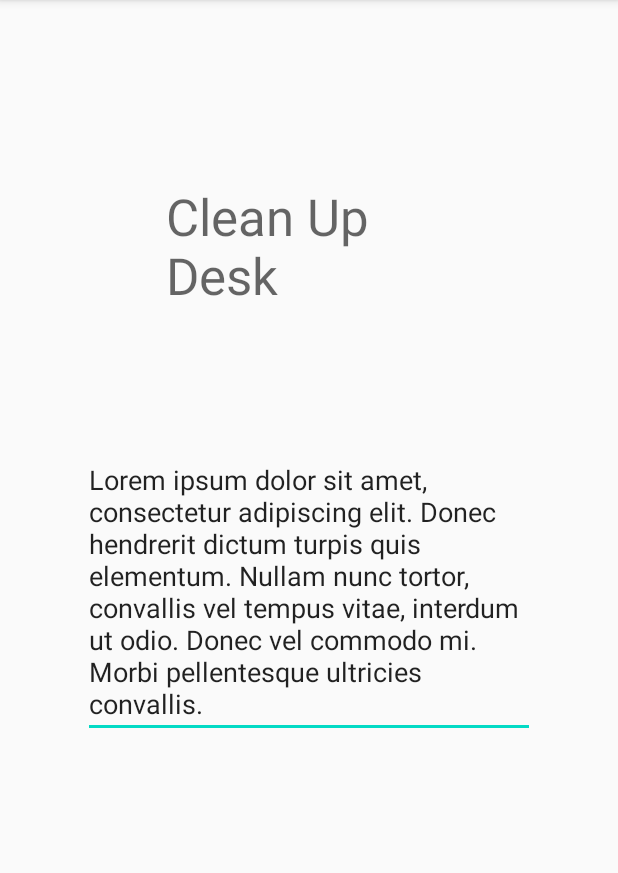
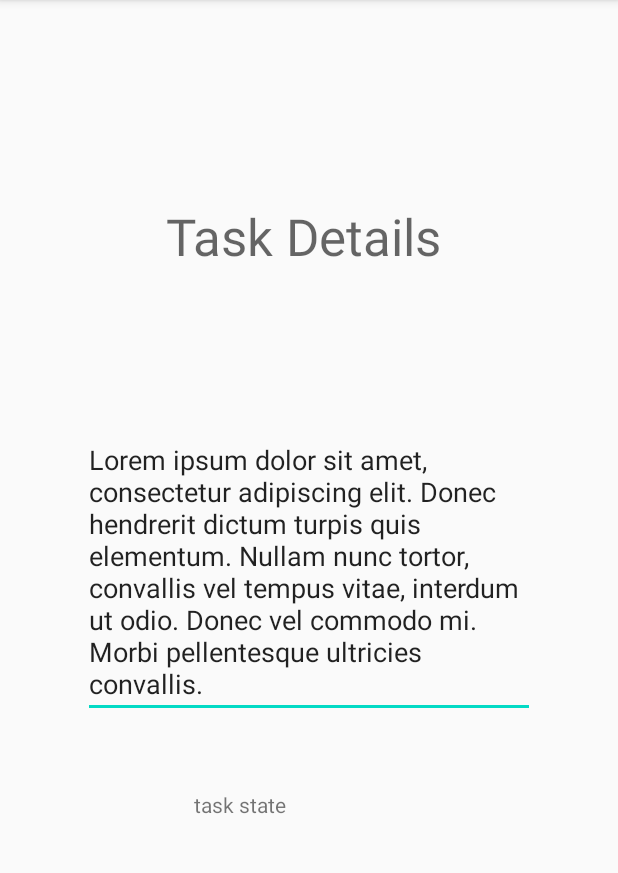
Before and after one commit to KrystianFH/taskmaster, an Android app: the TaskDetail screen opened directly, with no data from a screen before it, on a phone screen of 412 x 824 dp, the part 84-957 px from its top. Run offline under Robolectric (Android 15) with nearby library versions, the phone set to English and light mode, and no system bars; 6 statements that could not run were skipped.

```diff
--- a/app/src/main/java/com/krystianfh/taskmaster/TaskDetail.java
+++ b/app/src/main/java/com/krystianfh/taskmaster/TaskDetail.java
@@ -2,6 +2,7 @@ package com.krystianfh.taskmaster;
 
 import androidx.appcompat.app.AppCompatActivity;
 
+import android.content.Intent;
 import android.content.SharedPreferences;
 import android.os.Bundle;
 import android.preference.PreferenceManager;
@@ -14,10 +15,23 @@ public class TaskDetail extends AppCompatActivity {
         super.onCreate(savedInstanceState);
         setContentView(R.layout.activity_task_detail);
 
-        TextView taskDetailPageHeader = TaskDetail.this.findViewById(R.id.taskDetailPageHeader);
-        SharedPreferences preferences = PreferenceManager.getDefaultSharedPreferences(this);
-        String displayTaskTitle = preferences.getString("taskName", "taskDetails");
-        taskDetailPageHeader.setText(displayTaskTitle);
+//        TextView taskDetailPageHeader = TaskDetail.this.findViewById(R.id.taskDetailPageHeader);
+//        SharedPreferences preferences = PreferenceManager.getDefaultSharedPreferences(this);
+//        String displayTaskTitle = preferences.getString("taskName", "taskDetails");
+//        taskDetailPageHeader.setText(displayTaskTitle);
+
+        Intent intent = getIntent();
+        System.out.println(intent.getExtras().getString("taskTitle"));
+        System.out.println(intent.getExtras().getString("taskDetails"));
+        System.out.println(intent.getExtras().getString("taskState"));
+
+        TextView taskTitleTextView = TaskDetail.this.findViewById(R.id.taskDetailPageHeader);
+        TextView taskDetailsTextView = TaskDetail.this.findViewById(R.id.taskDescriptionTextView);
+        TextView taskStateTextView = TaskDetail.this.findViewById(R.id.taskStatusTextView);
+
+        taskTitleTextView.setText(intent.getExtras().getString("taskTitle"));
+        taskDetailsTextView.setText(intent.getExtras().getString("taskDetails"));
+        taskStateTextView.setText(intent.getExtras().getString("taskState"));
     }
 
 }
--- a/app/src/main/res/layout/activity_task_detail.xml
+++ b/app/src/main/res/layout/activity_task_detail.xml
@@ -13,14 +13,14 @@
         android:layout_marginTop="45dp"
         android:text="Task Details"
         android:textAppearance="@style/TextAppearance.AppCompat.Display1"
-        app:layout_constraintBottom_toTopOf="@+id/editTextTextMultiLine"
+        app:layout_constraintBottom_toTopOf="@+id/taskDescriptionTextView"
         app:layout_constraintEnd_toEndOf="parent"
         app:layout_constraintHorizontal_bias="0.497"
         app:layout_constraintStart_toStartOf="parent"
         app:layout_constraintTop_toTopOf="parent" />
 
     <EditText
-        android:id="@+id/editTextTextMultiLine"
+        android:id="@+id/taskDescriptionTextView"
         android:layout_width="301dp"
         android:layout_height="wrap_content"
         android:layout_marginTop="15dp"
@@ -33,4 +33,14 @@
         app:layout_constraintEnd_toEndOf="parent"
         app:layout_constraintStart_toStartOf="parent"
         app:layout_constraintTop_toBottomOf="@+id/taskDetailPageHeader" />
+
+    <TextView
+        android:id="@+id/taskStatusTextView"
+        android:layout_width="153dp"
+        android:layout_height="30dp"
+        android:layout_marginTop="48dp"
+        android:text="task state"
+        app:layout_constraintEnd_toEndOf="parent"
+        app:layout_constraintStart_toStartOf="parent"
+        app:layout_constraintTop_toBottomOf="@+id/taskDescriptionTextView" />
 </androidx.constraintlayout.widget.ConstraintLayout>
```
Also changed, not shown: app/src/main/java/com/krystianfh/taskmaster/MainActivity.java (+49 -8 lines), app/src/main/java/com/krystianfh/taskmaster/Task.java (added, +14 -0 lines), app/src/main/java/com/krystianfh/taskmaster/TaskViewAdapter.java (added, +76 -0 lines).
